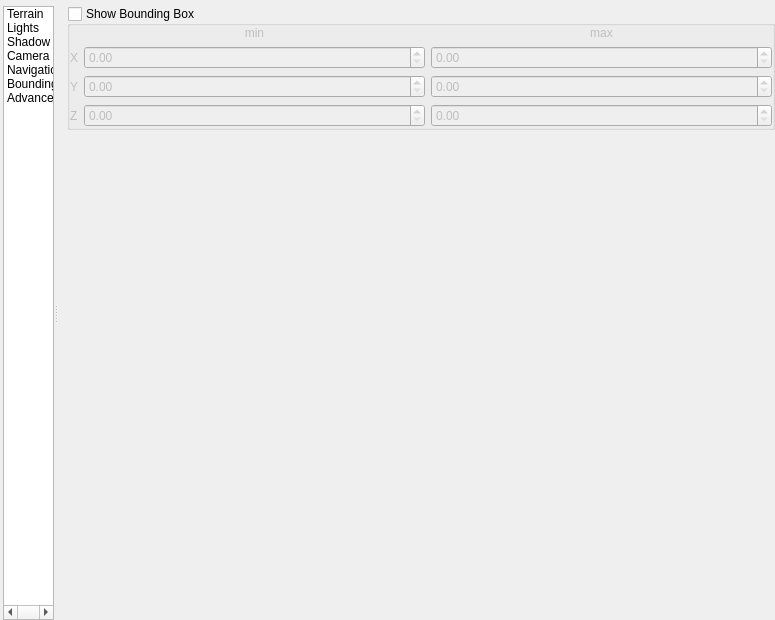
This is src/ui/3d/map3dconfigwidget.ui in Oslandia/QGIS_CI as Qt 5 draws it before an edit. The edited form follows.
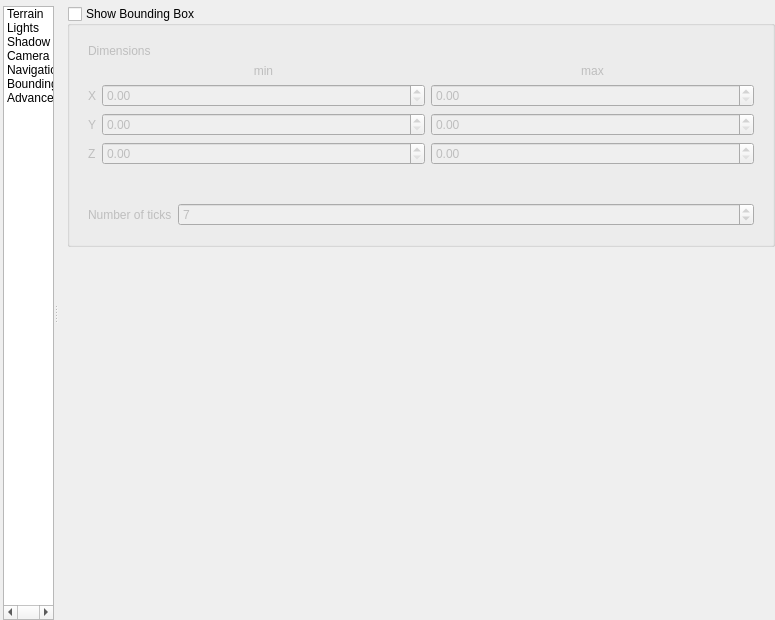
This is the edited form. The open tabs and pages were chosen to show the change. Icons and pictures are not drawn. Custom widgets are drawn as their Qt base class.

Commit message:
map3dconfigwidget: Add option to change bounding box ticks
This allows to change the number of ticks.

```diff
--- a/src/ui/3d/map3dconfigwidget.ui
+++ b/src/ui/3d/map3dconfigwidget.ui
@@ -833,23 +833,24 @@
                  <property name="checked">
                   <bool>false</bool>
                  </property>
+                 <layout class="QVBoxLayout" name="groupVerticalLayoutBoundingBox">
+                  <property name="spacing">
+                   <number>20</number>
+                  </property>
+                  <item>
+                   <widget class="QWidget" name="dimensions">
                  <layout class="QGridLayout" name="gridLayoutBoundingBox" columnstretch="0,1,1">
-                  <property name="leftMargin">
-                   <number>0</number>
-                  </property>
-                  <property name="topMargin">
-                   <number>0</number>
-                  </property>
-                  <property name="rightMargin">
-                   <number>0</number>
-                  </property>
-                  <property name="bottomMargin">
-                   <number>0</number>
-                  </property>
-                  <item row="0" column="0">
+                     <item row="0" column="0" colspan="3">
+                      <widget class="QLabel" name="dimensionsLabel">
+                       <property name="text">
+                        <string>Dimensions</string>
+                       </property>
+                      </widget>
+                     </item>
+                     <item row="1" column="0">
                    <widget class="QLabel" name="bbempty"/>
                   </item>
-                  <item row="0" column="1">
+                     <item row="1" column="1">
                    <widget class="QLabel" name="bbmin">
                     <property name="text">
                      <string>min</string>
@@ -859,7 +860,7 @@
                     </property>
                    </widget>
                   </item>
-                  <item row="0" column="2">
+                     <item row="1" column="2">
                    <widget class="QLabel" name="bbmax">
                     <property name="text">
                      <string>max</string>
@@ -869,44 +870,73 @@
                     </property>
                    </widget>
                   </item>
-                  <item row="1" column="0">
+                     <item row="2" column="0">
                    <widget class="QLabel" name="bbx">
                     <property name="text">
                      <string>X</string>
                     </property>
                    </widget>
                   </item>
-                  <item row="1" column="1">
+                     <item row="2" column="1">
                    <widget class="QDoubleSpinBox" name="mBoundingBoxXMin"/>
                   </item>
-                  <item row="1" column="2">
+                     <item row="2" column="2">
                    <widget class="QDoubleSpinBox" name="mBoundingBoxXMax"/>
                   </item>
-                  <item row="2" column="0">
+                     <item row="3" column="0">
                    <widget class="QLabel" name="bby">
                     <property name="text">
                      <string>Y</string>
                     </property>
                    </widget>
                   </item>
-                  <item row="2" column="1">
+                     <item row="3" column="1">
                    <widget class="QDoubleSpinBox" name="mBoundingBoxYMin"/>
                   </item>
-                  <item row="2" column="2">
+                     <item row="3" column="2">
                    <widget class="QDoubleSpinBox" name="mBoundingBoxYMax"/>
                   </item>
-                  <item row="3" column="0">
+                     <item row="4" column="0">
                    <widget class="QLabel" name="bbz">
                     <property name="text">
                      <string>Z</string>
                     </property>
                    </widget>
                   </item>
-                  <item row="3" column="1">
+                     <item row="4" column="1">
                    <widget class="QDoubleSpinBox" name="mBoundingBoxZMin"/>
                   </item>
-                  <item row="3" column="2">
+                     <item row="4" column="2">
                    <widget class="QDoubleSpinBox" name="mBoundingBoxZMax"/>
+                     </item>
+                    </layout>
+                   </widget>
+                  </item>
+                  <item>
+                   <widget class="QWidget" name="ticks">
+                    <layout class="QGridLayout" name="gridLayoutBoundingBoxTicks" columnstretch="0,1">
+                     <item row="0" column="0">
+                      <widget class="QLabel" name="nrTicksLabel">
+                       <property name="text">
+                        <string>Number of ticks</string>
+                       </property>
+                      </widget>
+                     </item>
+                     <item row="0" column="1">
+                      <widget class="QgsSpinBox" name="mBoundingBoxNrTicks">
+                       <property name="minimum">
+                        <number>3</number>
+                       </property>
+                       <property name="value">
+                        <number>7</number>
+                       </property>
+                       <property name="clearValue">
+                        <number>7</number>
+                       </property>
+                      </widget>
+                     </item>
+                    </layout>
+                   </widget>
                   </item>
                  </layout>
                 </widget>
```
Left out of the diff: 2 changed lines with no effect on the pictures. Lines whose indentation alone changed are shown as unchanged. The commit also changes 1 other file.
